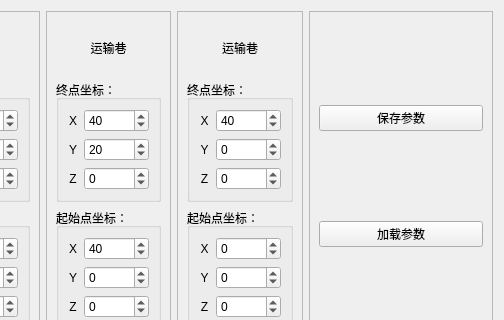
Above: ui/roadway.ui from ez4jc/working_face_master before the change; both pictures show x 97 to 601 and y 0 to 320 of the 601 by 468 pixel window. Below: the same form after it.
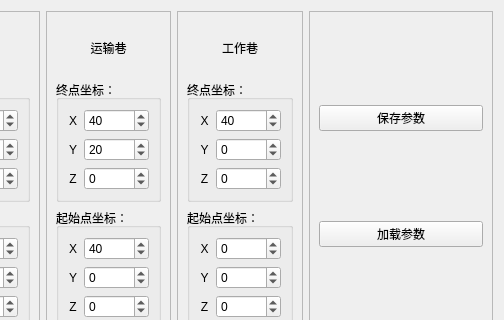
That is the form after the change.

The edit to the form file:
```diff
--- a/ui/roadway.ui
+++ b/ui/roadway.ui
@@ -510,7 +510,7 @@
       <item>
        <widget class="QLabel" name="label_19">
         <property name="text">
-         <string>运输巷</string>
+         <string>工作巷</string>
         </property>
         <property name="alignment">
          <set>Qt::AlignCenter</set>
```
Left out of the diff: 4 changed lines with no effect on the pictures.
